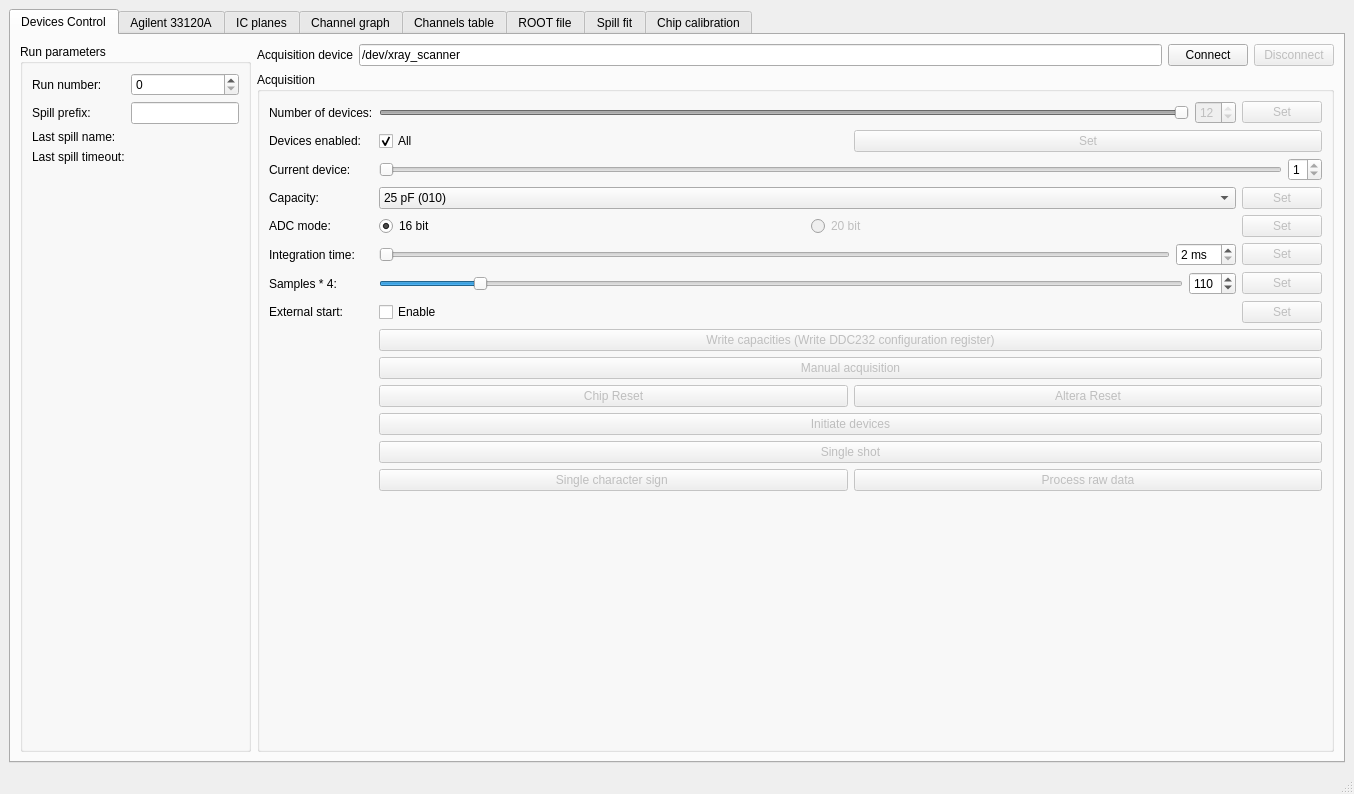
MichaelColonel/ICControl, file mainwindow.ui: the form before one commit.
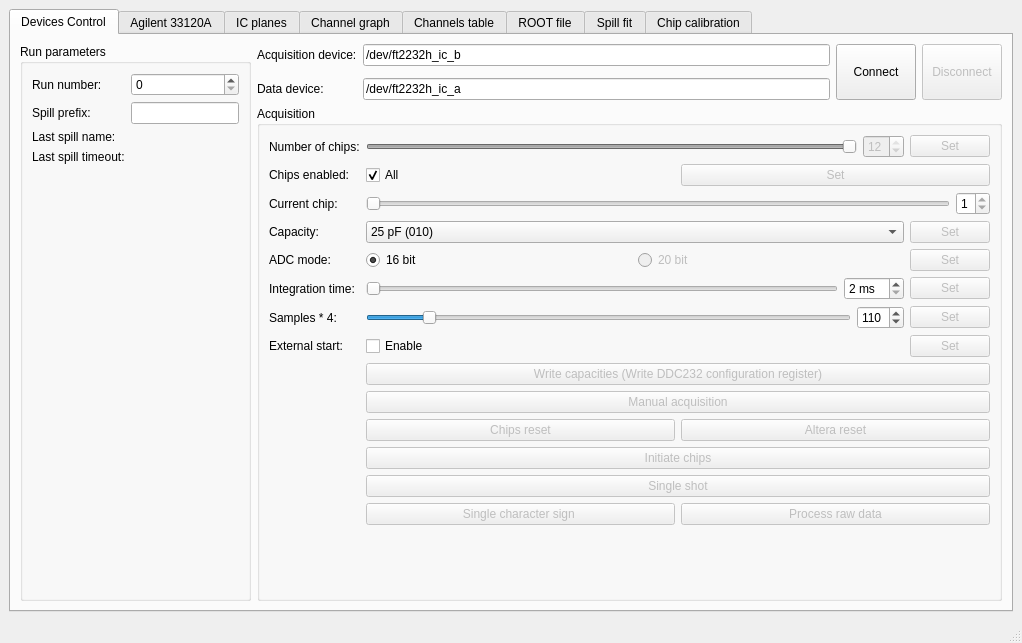
The form after the commit. Custom widgets are drawn as their Qt base class.

Commit message: Minor changes and project file is renamed into ICControl.pro

What changed in the file:
```diff
--- a/mainwindow.ui
+++ b/mainwindow.ui
@@ -6,8 +6,8 @@
    <rect>
     <x>0</x>
     <y>0</y>
-    <width>1354</width>
-    <height>794</height>
+    <width>1022</width>
+    <height>643</height>
    </rect>
   </property>
   <property name="windowTitle">
@@ -36,7 +36,7 @@
              <item row="2" column="0">
               <widget class="QLabel" name="label_3">
                <property name="text">
-                <string>Current device:</string>
+                <string>Current chip:</string>
                </property>
               </widget>
              </item>
@@ -140,7 +140,7 @@
              <item row="1" column="0">
               <widget class="QLabel" name="label_34">
                <property name="text">
-                <string>Devices enabled:</string>
+                <string>Chips enabled:</string>
                </property>
               </widget>
              </item>
@@ -174,7 +174,7 @@
              <item row="0" column="0">
               <widget class="QLabel" name="label_2">
                <property name="text">
-                <string>Number of devices:</string>
+                <string>Number of chips:</string>
                </property>
               </widget>
              </item>
@@ -256,7 +256,7 @@
                   <bool>false</bool>
                  </property>
                  <property name="text">
-                  <string>Chip Reset</string>
+                  <string>Chips reset</string>
                  </property>
                 </widget>
                </item>
@@ -266,7 +266,7 @@
                   <bool>false</bool>
                  </property>
                  <property name="text">
-                  <string>Altera Reset</string>
+                  <string>Altera reset</string>
                  </property>
                 </widget>
                </item>
@@ -441,7 +441,7 @@
                 <bool>false</bool>
                </property>
                <property name="text">
-                <string>Initiate devices</string>
+                <string>Initiate chips</string>
                </property>
               </widget>
              </item>
@@ -544,47 +544,69 @@
         </item>
         <item row="1" column="1">
          <layout class="QGridLayout" name="gridLayout_2">
-          <item row="0" column="1">
-           <layout class="QHBoxLayout" name="horizontalLayout_2">
-            <item>
+          <item row="3" column="0">
+           <widget class="QLabel" name="label_36">
+            <property name="text">
+             <string>Data device:</string>
+            </property>
+           </widget>
+          </item>
+          <item row="1" column="0">
+           <widget class="QLabel" name="label">
+            <property name="sizePolicy">
+             <sizepolicy hsizetype="Preferred" vsizetype="Fixed">
+              <horstretch>0</horstretch>
+              <verstretch>0</verstretch>
+             </sizepolicy>
+            </property>
+            <property name="text">
+             <string>Acquisition device:</string>
+            </property>
+           </widget>
+          </item>
+          <item row="3" column="1">
+           <widget class="QLineEdit" name="LineEdit_DataDeviceName">
+            <property name="text">
+             <string>/dev/ft2232h_ic_a</string>
+            </property>
+           </widget>
+          </item>
+          <item row="1" column="1">
              <widget class="QLineEdit" name="LineEdit_AcquisitionDeviceName">
               <property name="inputMask">
                <string/>
               </property>
               <property name="text">
-               <string>/dev/xray_scanner</string>
+             <string>/dev/ft2232h_ic_b</string>
               </property>
              </widget>
             </item>
-            <item>
+          <item row="1" column="2" rowspan="3">
              <widget class="QPushButton" name="PushButton_AcquisitionConnect">
+            <property name="sizePolicy">
+             <sizepolicy hsizetype="Minimum" vsizetype="Minimum">
+              <horstretch>0</horstretch>
+              <verstretch>0</verstretch>
+             </sizepolicy>
+            </property>
               <property name="text">
                <string>Connect</string>
               </property>
              </widget>
             </item>
-            <item>
+          <item row="1" column="3" rowspan="3">
              <widget class="QPushButton" name="PushButton_AcquisitionDisconnect">
               <property name="enabled">
                <bool>false</bool>
               </property>
-              <property name="text">
-               <string>Disconnect</string>
-              </property>
-             </widget>
-            </item>
-           </layout>
-          </item>
-          <item row="0" column="0">
-           <widget class="QLabel" name="label">
             <property name="sizePolicy">
-             <sizepolicy hsizetype="Preferred" vsizetype="Fixed">
+             <sizepolicy hsizetype="Minimum" vsizetype="Minimum">
               <horstretch>0</horstretch>
               <verstretch>0</verstretch>
              </sizepolicy>
             </property>
             <property name="text">
-             <string>Acquisition device</string>
+             <string>Disconnect</string>
             </property>
            </widget>
           </item>
```
Left out of the diff: 4 changed lines with no effect on the pictures. Lines whose indentation alone changed are shown as unchanged. The commit also changes 2 other files.
